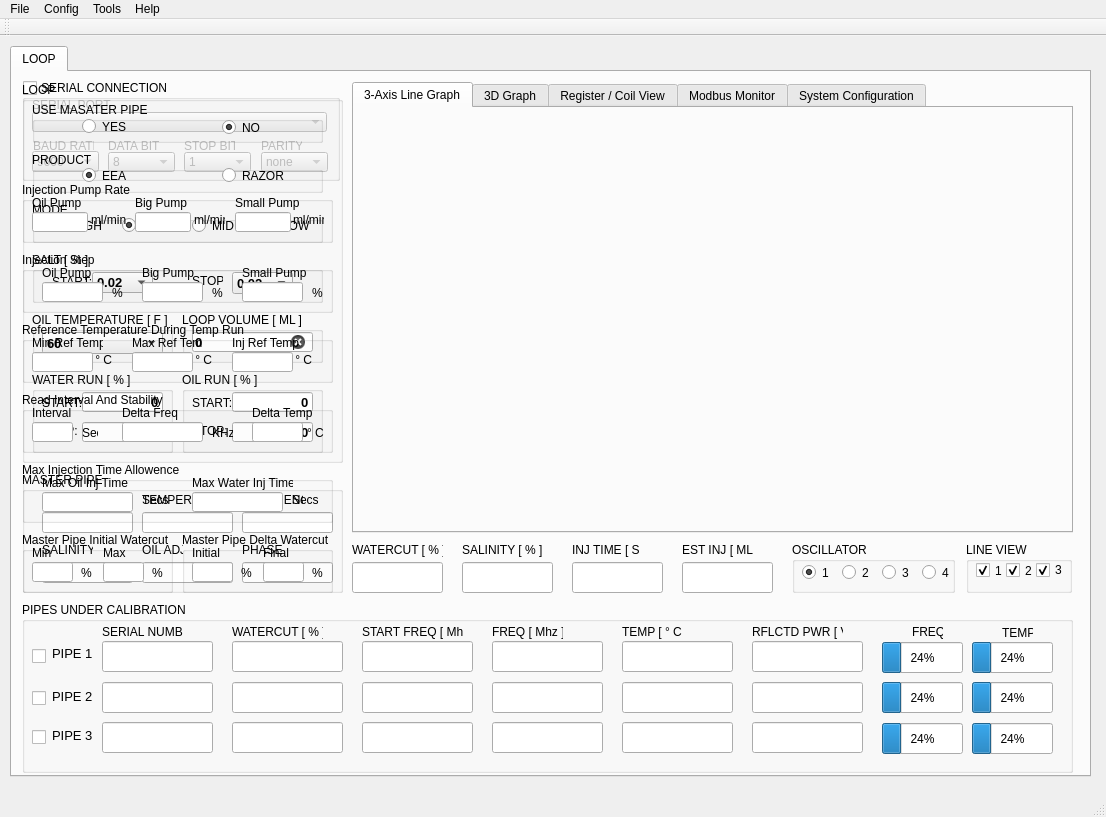
Above: Sparky/forms/mainwindow.ui from embeddedlinuxer/Sparky before the change. Below: the same form after it.
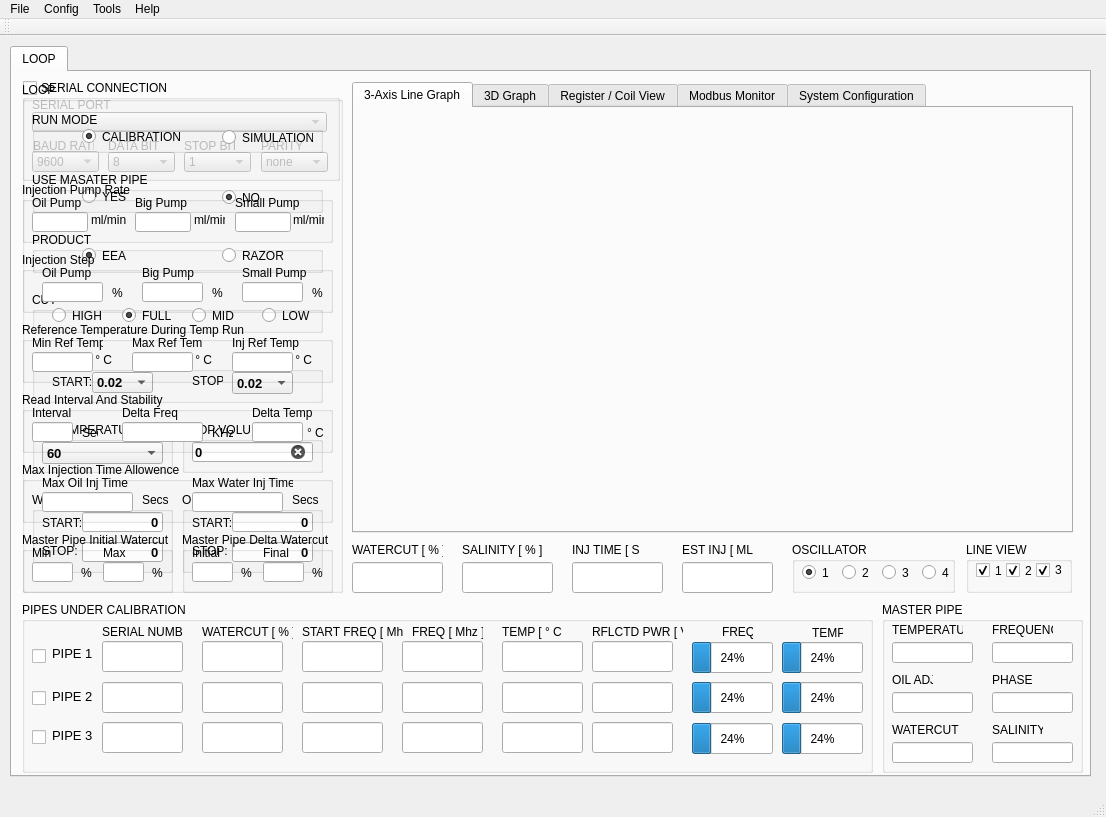
That is the form after the change. Icons and pictures are not drawn.

```diff
--- a/Sparky/forms/mainwindow.ui
+++ b/Sparky/forms/mainwindow.ui
@@ -273,7 +273,7 @@
         <x>10</x>
         <y>10</y>
         <width>321</width>
-        <height>381</height>
+        <height>511</height>
        </rect>
       </property>
       <property name="title">
@@ -289,7 +289,7 @@
        <property name="geometry">
         <rect>
          <x>10</x>
-         <y>170</y>
+         <y>270</y>
          <width>291</width>
          <height>51</height>
         </rect>
@@ -524,7 +524,7 @@
        <property name="geometry">
         <rect>
          <x>10</x>
-         <y>290</y>
+         <y>410</y>
          <width>141</width>
          <height>81</height>
         </rect>
@@ -611,7 +611,7 @@
        <property name="geometry">
         <rect>
          <x>160</x>
-         <y>230</y>
+         <y>340</y>
          <width>141</width>
          <height>51</height>
         </rect>
@@ -648,7 +648,7 @@
        <property name="geometry">
         <rect>
          <x>160</x>
-         <y>290</y>
+         <y>410</y>
          <width>141</width>
          <height>81</height>
         </rect>
@@ -735,7 +735,7 @@
        <property name="geometry">
         <rect>
          <x>10</x>
-         <y>230</y>
+         <y>340</y>
          <width>141</width>
          <height>51</height>
         </rect>
@@ -776,13 +776,13 @@
        <property name="geometry">
         <rect>
          <x>10</x>
-         <y>120</y>
+         <y>210</y>
          <width>291</width>
          <height>41</height>
         </rect>
        </property>
        <property name="title">
-        <string>MODE</string>
+        <string>CUT</string>
        </property>
        <widget class="QRadioButton" name="radioButton_6">
         <property name="geometry">
@@ -847,7 +847,7 @@
        <property name="geometry">
         <rect>
          <x>10</x>
-         <y>70</y>
+         <y>150</y>
          <width>291</width>
          <height>41</height>
         </rect>
@@ -889,7 +889,7 @@
        <property name="geometry">
         <rect>
          <x>10</x>
-         <y>20</y>
+         <y>90</y>
          <width>291</width>
          <height>41</height>
         </rect>
@@ -927,13 +927,58 @@
         </property>
        </widget>
       </widget>
+      <widget class="QGroupBox" name="groupBox_13">
+       <property name="geometry">
+        <rect>
+         <x>10</x>
+         <y>30</y>
+         <width>291</width>
+         <height>41</height>
+        </rect>
+       </property>
+       <property name="title">
+        <string>RUN MODE</string>
+       </property>
+       <widget class="QRadioButton" name="radioButton_13">
+        <property name="geometry">
+         <rect>
+          <x>50</x>
+          <y>9</y>
+          <width>101</width>
+          <height>31</height>
+         </rect>
+        </property>
+        <property name="text">
+         <string>CALIBRATION</string>
+        </property>
+        <property name="checked">
+         <bool>true</bool>
+        </property>
+       </widget>
+       <widget class="QRadioButton" name="radioButton_14">
+        <property name="geometry">
+         <rect>
+          <x>190</x>
+          <y>10</y>
+          <width>91</width>
+          <height>31</height>
+         </rect>
+        </property>
+        <property name="text">
+         <string>SIMULATION</string>
+        </property>
+        <property name="checked">
+         <bool>false</bool>
+        </property>
+       </widget>
+      </widget>
      </widget>
      <widget class="QGroupBox" name="groupBox_7">
       <property name="geometry">
        <rect>
         <x>10</x>
         <y>530</y>
-        <width>1051</width>
+        <width>851</width>
         <height>171</height>
        </rect>
       </property>
@@ -956,7 +1001,7 @@
       <widget class="QLabel" name="label_99">
        <property name="geometry">
         <rect>
-         <x>210</x>
+         <x>180</x>
          <y>20</y>
          <width>91</width>
          <height>20</height>
@@ -969,7 +1014,7 @@
       <widget class="QLabel" name="label_100">
        <property name="geometry">
         <rect>
-         <x>340</x>
+         <x>280</x>
          <y>20</y>
          <width>101</width>
          <height>20</height>
@@ -982,7 +1027,7 @@
       <widget class="QLabel" name="label_101">
        <property name="geometry">
         <rect>
-         <x>470</x>
+         <x>390</x>
          <y>20</y>
          <width>71</width>
          <height>20</height>
@@ -995,7 +1040,7 @@
       <widget class="QLabel" name="label_102">
        <property name="geometry">
         <rect>
-         <x>600</x>
+         <x>480</x>
          <y>20</y>
          <width>61</width>
          <height>20</height>
@@ -1008,7 +1053,7 @@
       <widget class="QLabel" name="label_103">
        <property name="geometry">
         <rect>
-         <x>730</x>
+         <x>570</x>
          <y>20</y>
          <width>91</width>
          <height>20</height>
@@ -1021,7 +1066,7 @@
       <widget class="QProgressBar" name="progressBar">
        <property name="geometry">
         <rect>
-         <x>860</x>
+         <x>670</x>
          <y>40</y>
          <width>81</width>
          <height>31</height>
@@ -1037,7 +1082,7 @@
       <widget class="QProgressBar" name="progressBar_2">
        <property name="geometry">
         <rect>
-         <x>950</x>
+         <x>760</x>
          <y>40</y>
          <width>81</width>
          <height>31</height>
@@ -1053,7 +1098,7 @@
       <widget class="QLabel" name="label_105">
        <property name="geometry">
         <rect>
-         <x>890</x>
+         <x>700</x>
          <y>20</y>
          <width>31</width>
          <height>20</height>
@@ -1066,7 +1111,7 @@
       <widget class="QLabel" name="label_106">
        <property name="geometry">
         <rect>
-         <x>980</x>
+         <x>790</x>
          <y>20</y>
          <width>31</width>
          <height>21</height>
@@ -1079,7 +1124,7 @@
       <widget class="QProgressBar" name="progressBar_3">
        <property name="geometry">
         <rect>
-         <x>950</x>
+         <x>760</x>
          <y>80</y>
          <width>81</width>
          <height>31</height>
@@ -1095,7 +1140,7 @@
       <widget class="QProgressBar" name="progressBar_4">
        <property name="geometry">
         <rect>
-         <x>860</x>
+         <x>670</x>
          <y>80</y>
          <width>81</width>
          <height>31</height>
@@ -1111,7 +1156,7 @@
       <widget class="QProgressBar" name="progressBar_5">
        <property name="geometry">
         <rect>
-         <x>950</x>
+         <x>760</x>
          <y>121</y>
          <width>81</width>
          <height>31</height>
@@ -1127,7 +1172,7 @@
       <widget class="QProgressBar" name="progressBar_6">
        <property name="geometry">
         <rect>
-         <x>860</x>
+         <x>670</x>
          <y>121</y>
          <width>81</width>
          <height>31</height>
@@ -1184,7 +1229,7 @@
         <rect>
          <x>80</x>
          <y>39</y>
-         <width>111</width>
+         <width>81</width>
          <height>31</height>
         </rect>
        </property>
@@ -1223,7 +1268,7 @@
         <rect>
          <x>80</x>
          <y>80</y>
-         <width>111</width>
+         <width>81</width>
          <height>31</height>
         </rect>
        </property>
@@ -1262,7 +1307,7 @@
         <rect>
          <x>80</x>
          <y>120</y>
-         <width>111</width>
+         <width>81</width>
          <height>31</height>
         </rect>
        </property>
@@ -1362,9 +1407,9 @@
       <widget class="QLineEdit" name="lineEdit_3">
        <property name="geometry">
         <rect>
-         <x>210</x>
+         <x>180</x>
          <y>39</y>
-         <width>111</width>
+         <width>81</width>
          <height>31</height>
         </rect>
        </property>
@@ -1404,9 +1449,9 @@
       <widget class="QLineEdit" name="lineEdit_14">
        <property name="geometry">
         <rect>
-         <x>210</x>
+         <x>180</x>
          <y>120</y>
-         <width>111</width>
+         <width>81</width>
          <height>31</height>
         </rect>
        </property>
@@ -1446,9 +1491,9 @@
       <widget class="QLineEdit" name="lineEdit_8">
        <property name="geometry">
         <rect>
-         <x>210</x>
+         <x>180</x>
          <y>80</y>
-         <width>111</width>
+         <width>81</width>
          <height>31</height>
         </rect>
        </property>
@@ -1488,9 +1533,9 @@
       <widget class="QLineEdit" name="lineEdit_4">
        <property name="geometry">
         <rect>
-         <x>340</x>
+         <x>280</x>
          <y>39</y>
-         <width>111</width>
+         <width>81</width>
          <height>31</height>
         </rect>
        </property>
@@ -1530,9 +1575,9 @@
       <widget class="QLineEdit" name="lineEdit_15">
        <property name="geometry">
         <rect>
-         <x>340</x>
+         <x>280</x>
          <y>120</y>
-         <width>111</width>
+         <width>81</width>
          <height>31</height>
         </rect>
        </property>
@@ -1572,9 +1617,9 @@
       <widget class="QLineEdit" name="lineEdit_9">
        <property name="geometry">
         <rect>
-         <x>340</x>
+         <x>280</x>
          <y>80</y>
-         <width>111</width>
+         <width>81</width>
          <height>31</height>
         </rect>
        </property>
@@ -1614,9 +1659,9 @@
       <widget class="QLineEdit" name="lineEdit_5">
        <property name="geometry">
         <rect>
-         <x>470</x>
+         <x>380</x>
          <y>39</y>
-         <width>111</width>
+         <width>81</width>
          <height>31</height>
         </rect>
        </property>
@@ -1656,9 +1701,9 @@
       <widget class="QLineEdit" name="lineEdit_16">
        <property name="geometry">
         <rect>
-         <x>470</x>
+         <x>380</x>
          <y>120</y>
-         <width>111</width>
+         <width>81</width>
          <height>31</height>
         </rect>
        </property>
@@ -1698,9 +1743,9 @@
       <widget class="QLineEdit" name="lineEdit_10">
        <property name="geometry">
         <rect>
-         <x>470</x>
+         <x>380</x>
          <y>80</y>
-         <width>111</width>
+         <width>81</width>
          <height>31</height>
         </rect>
        </property>
@@ -1740,9 +1785,9 @@
       <widget class="QLineEdit" name="lineEdit_6">
        <property name="geometry">
         <rect>
-         <x>600</x>
+         <x>480</x>
          <y>39</y>
-         <width>111</width>
+         <width>81</width>
          <height>31</height>
         </rect>
        </property>
@@ -1782,9 +1827,9 @@
       <widget class="QLineEdit" name="lineEdit_17">
        <property name="geometry">
         <rect>
-         <x>600</x>
+         <x>480</x>
          <y>120</y>
-         <width>111</width>
+         <width>81</width>
          <height>31</height>
         </rect>
        </property>
@@ -1824,9 +1869,9 @@
       <widget class="QLineEdit" name="lineEdit_11">
        <property name="geometry">
         <rect>
-         <x>600</x>
+         <x>480</x>
          <y>80</y>
-         <width>111</width>
+         <width>81</width>
          <height>31</height>
         </rect>
        </property>
@@ -1866,9 +1911,9 @@
       <widget class="QLineEdit" name="lineEdit_12">
        <property name="geometry">
         <rect>
-         <x>730</x>
+         <x>570</x>
          <y>39</y>
-         <width>111</width>
+         <width>81</width>
          <height>31</height>
         </rect>
        </property>
@@ -1908,9 +1953,9 @@
       <widget class="QLineEdit" name="lineEdit_18">
        <property name="geometry">
         <rect>
-         <x>730</x>
+         <x>570</x>
          <y>120</y>
-         <width>111</width>
+         <width>81</width>
          <height>31</height>
         </rect>
        </property>
@@ -1950,9 +1995,9 @@
       <widget class="QLineEdit" name="lineEdit_19">
        <property name="geometry">
         <rect>
-         <x>730</x>
+         <x>570</x>
          <y>80</y>
-         <width>111</width>
+         <width>81</width>
          <height>31</height>
         </rect>
        </property>
@@ -3101,10 +3146,10 @@
      <widget class="QGroupBox" name="groupBox_20">
       <property name="geometry">
        <rect>
-        <x>10</x>
-        <y>400</y>
-        <width>321</width>
-        <height>121</height>
+        <x>870</x>
+        <y>530</y>
+        <width>201</width>
+        <height>171</height>
        </rect>
       </property>
       <property name="title">
@@ -3119,8 +3164,8 @@
       <widget class="QLabel" name="label_19">
        <property name="geometry">
         <rect>
-         <x>20</x>
-         <y>20</y>
+         <x>10</x>
+         <y>120</y>
          <width>71</width>
          <height>16</height>
         </rect>
@@ -3132,8 +3177,8 @@
       <widget class="QLabel" name="label_20">
        <property name="geometry">
         <rect>
-         <x>20</x>
-         <y>70</y>
+         <x>110</x>
+         <y>120</y>
          <width>51</width>
          <height>16</height>
         </rect>
@@ -3145,7 +3190,7 @@
       <widget class="QLabel" name="label_21">
        <property name="geometry">
         <rect>
-         <x>120</x>
+         <x>10</x>
          <y>70</y>
          <width>41</width>
          <height>16</height>
@@ -3158,17 +3203,17 @@
       <widget class="QLineEdit" name="lineEdit_20">
        <property name="geometry">
         <rect>
-         <x>20</x>
-         <y>40</y>
-         <width>91</width>
+         <x>10</x>
+         <y>140</y>
+         <width>81</width>
          <height>21</height>
         </rect>
        </property>
        <property name="font">
         <font>
-         <pointsize>14</pointsize>
-         <weight>50</weight>
-         <bold>false</bold>
+         <pointsize>13</pointsize>
+         <weight>75</weight>
+         <bold>true</bold>
          <strikeout>false</strikeout>
         </font>
        </property>
@@ -3200,17 +3245,17 @@
       <widget class="QLineEdit" name="lineEdit_21">
        <property name="geometry">
         <rect>
-         <x>120</x>
+         <x>10</x>
          <y>90</y>
-         <width>91</width>
+         <width>81</width>
          <height>21</height>
         </rect>
        </property>
        <property name="font">
         <font>
-         <pointsize>14</pointsize>
-         <weight>50</weight>
-         <bold>false</bold>
+         <pointsize>13</pointsize>
+         <weight>75</weight>
+         <bold>true</bold>
          <strikeout>false</strikeout>
         </font>
        </property>
@@ -3242,17 +3287,17 @@
       <widget class="QLineEdit" name="lineEdit_22">
        <property name="geometry">
         <rect>
-         <x>20</x>
-         <y>90</y>
-         <width>91</width>
+         <x>110</x>
+         <y>140</y>
+         <width>81</width>
          <height>21</height>
         </rect>
        </property>
        <property name="font">
         <font>
-         <pointsize>14</pointsize>
-         <weight>50</weight>
-         <bold>false</bold>
+         <pointsize>13</pointsize>
+         <weight>75</weight>
+         <bold>true</bold>
          <strikeout>false</strikeout>
         </font>
        </property>
@@ -3284,7 +3329,7 @@
       <widget class="QLabel" name="label_27">
        <property name="geometry">
         <rect>
-         <x>220</x>
+         <x>110</x>
          <y>20</y>
          <width>61</width>
          <height>16</height>
@@ -3297,7 +3342,7 @@
       <widget class="QLabel" name="label_26">
        <property name="geometry">
         <rect>
-         <x>120</x>
+         <x>10</x>
          <y>20</y>
          <width>71</width>
          <height>16</height>
@@ -3310,17 +3355,17 @@
       <widget class="QLineEdit" name="lineEdit_29">
        <property name="geometry">
         <rect>
-         <x>120</x>
+         <x>10</x>
          <y>40</y>
-         <width>91</width>
+         <width>81</width>
          <height>21</height>
         </rect>
        </property>
        <property name="font">
         <font>
-         <pointsize>14</pointsize>
-         <weight>50</weight>
-         <bold>false</bold>
+         <pointsize>13</pointsize>
+         <weight>75</weight>
+         <bold>true</bold>
          <strikeout>false</strikeout>
         </font>
        </property>
@@ -3352,17 +3397,17 @@
       <widget class="QLineEdit" name="lineEdit_30">
        <property name="geometry">
         <rect>
-         <x>220</x>
+         <x>110</x>
          <y>40</y>
-         <width>91</width>
+         <width>81</width>
          <height>21</height>
         </rect>
        </property>
        <property name="font">
         <font>
-         <pointsize>14</pointsize>
-         <weight>50</weight>
-         <bold>false</bold>
+         <pointsize>13</pointsize>
+         <weight>75</weight>
+         <bold>true</bold>
          <strikeout>false</strikeout>
         </font>
        </property>
@@ -3394,17 +3439,17 @@
       <widget class="QLineEdit" name="lineEdit_31">
        <property name="geometry">
         <rect>
-         <x>220</x>
+         <x>110</x>
          <y>90</y>
-         <width>91</width>
+         <width>81</width>
          <height>21</height>
         </rect>
        </property>
        <property name="font">
         <font>
-         <pointsize>14</pointsize>
-         <weight>50</weight>
-         <bold>false</bold>
+         <pointsize>13</pointsize>
+         <weight>75</weight>
+         <bold>true</bold>
          <strikeout>false</strikeout>
         </font>
        </property>
@@ -3436,7 +3481,7 @@
       <widget class="QLabel" name="label_28">
        <property name="geometry">
         <rect>
-         <x>220</x>
+         <x>110</x>
          <y>70</y>
          <width>41</width>
          <height>16</height>
```
